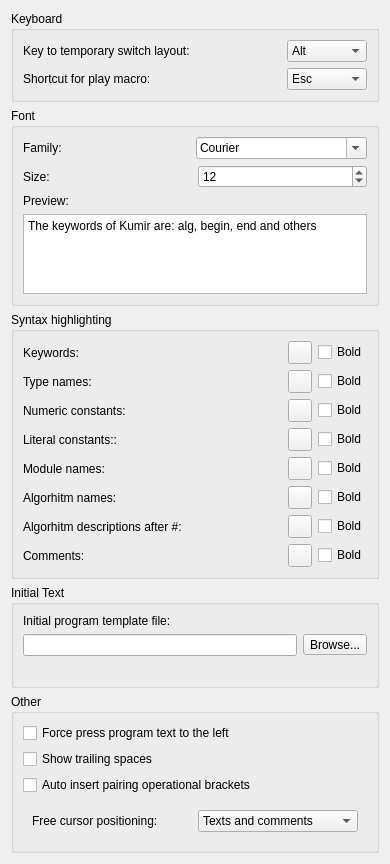
victor-yacovlev/kumir2, file src/plugins/editor/settingspage.ui: the form before one commit.
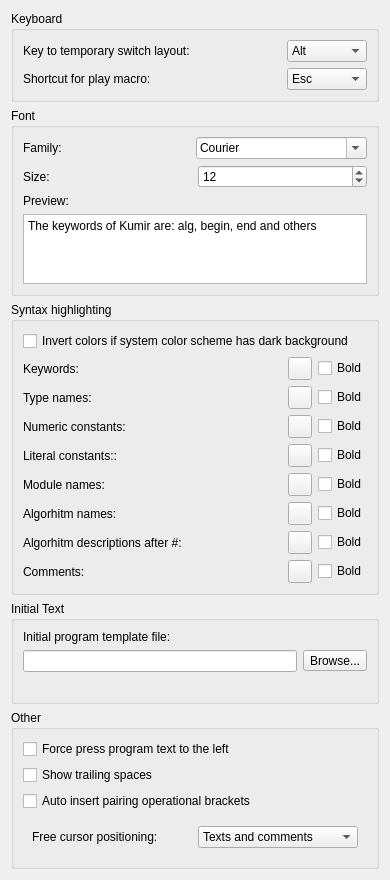
The form after the commit. Custom widgets are drawn as their Qt base class.

Commit message: Fixed appearance if using dark theme (like default Ubuntu)

Diff of the .ui file:
```diff
--- a/src/plugins/editor/settingspage.ui
+++ b/src/plugins/editor/settingspage.ui
@@ -235,6 +235,13 @@
       <string>Syntax highlighting</string>
      </property>
      <layout class="QVBoxLayout" name="verticalLayout_2">
+      <item>
+       <widget class="QCheckBox" name="invertColors">
+        <property name="text">
+         <string>Invert colors if system color scheme has dark background</string>
+        </property>
+       </widget>
+      </item>
       <item>
        <layout class="QHBoxLayout" name="horizontalLayout_3">
         <item>
```
The commit also changes 9 other files.
